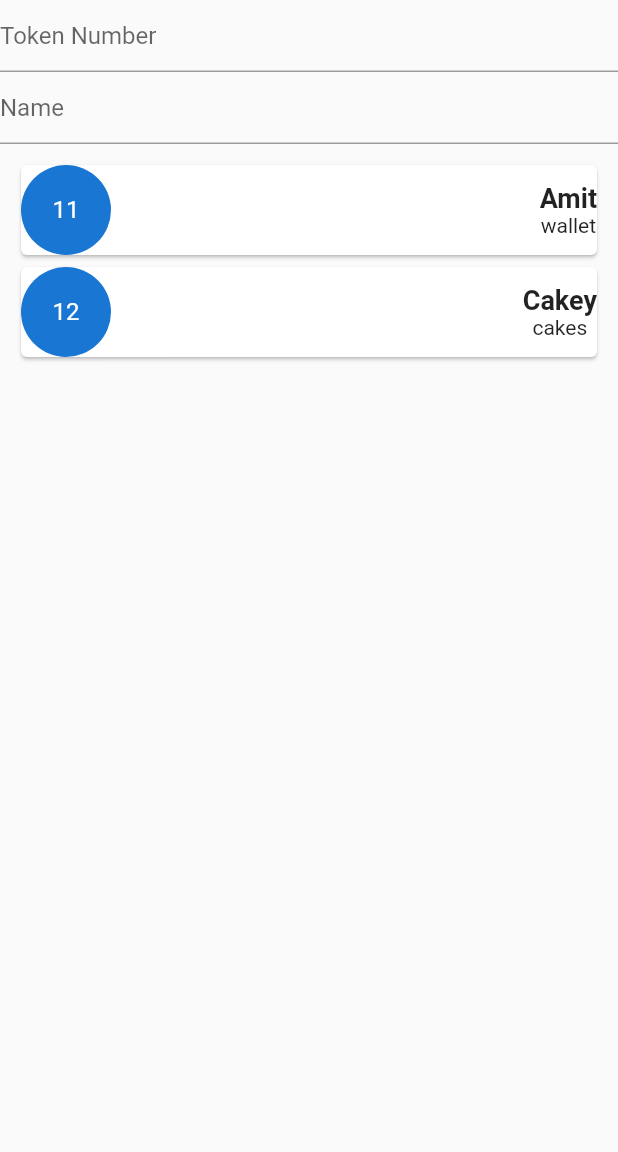
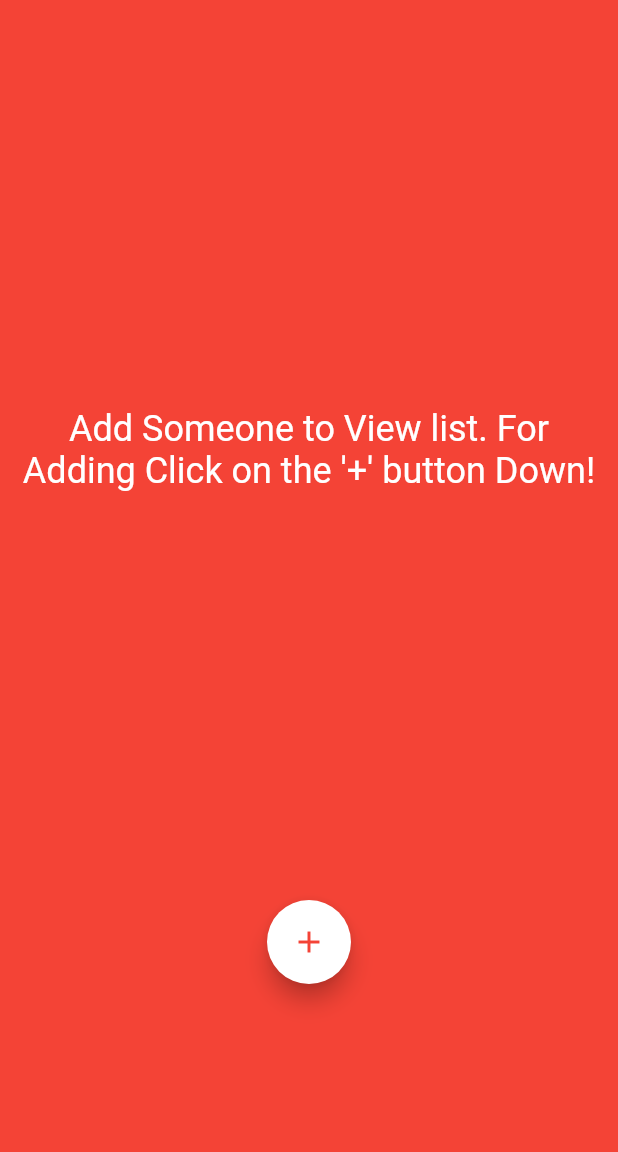
Before and after one commit to amitsindoliya/keeper, a Flutter app: the screen it shows after launch, on a phone screen of 412 x 824 dp, the part 84-1236 px from its top. Run offline on Flutter 3.47's test engine with Material 2 defaults, Android fonts, the phone set to English and light mode, and no system bars; our stand-ins replace image_picker, sqflite; accounts and stored records are empty.

Commit message:
non persistant app done

```diff
--- a/lib/main.dart
+++ b/lib/main.dart
@@ -1,18 +1,19 @@
 import 'package:flutter/material.dart';
-import './models/Entries.dart';
+
+import './widgets/startWidget.dart';
+
 
 void main() => runApp(MyApp());
 
 class MyApp extends StatelessWidget {
+
+
   @override
   Widget build(BuildContext context) {
-    final List<Entries> entriesList = [
-      Entries(11, "Amit", "wallet", DateTime.now()),
-      Entries(12, "Cakey", "cakes", DateTime.now())
-    ];
 
     return MaterialApp(
       title: "keeper",
+
       home: Scaffold(
         appBar: AppBar(
           title: Text("Keeper"),
@@ -20,64 +21,7 @@ class MyApp extends StatelessWidget {
           elevation: 0.0,
         ),
         body: SingleChildScrollView(
-          child: Column(
-            children: <Widget>[
-              TextField(
-                decoration: InputDecoration(
-                  hintText: "Token Number",
-                ),
-              ),
-              TextField(
-                decoration: InputDecoration(
-                  hintText: "Name",
-                ),
-              ),
-              Container(
-                height: 500,
-                padding: EdgeInsets.all(10),
-                child: ListView.builder(
-                  itemBuilder: (ctx, index) {
-                    return Card(
-                      elevation: 1.0,
-                      child: Row(
-                        mainAxisAlignment: MainAxisAlignment.spaceBetween,
-                        children: <Widget>[
-
-                          Container(
-                            height:60,
-                            child: CircleAvatar(
-                              radius: 30,
-                              child: Text(
-                                "${entriesList[index].token}",
-                              ),
-                            ),
-                          ),
-                          Column(
-                            children: <Widget>[
-                              Text(
-                                "${entriesList[index].name}",
-                                style: TextStyle(
-                                  fontSize: 18,
-                                  fontWeight: FontWeight.bold,
-                                ),
-                              ),
-                              Text(
-                                "${entriesList[index].items}",
-                                style: TextStyle(
-                                  fontSize: 14,
-                                ),
-                              ),
-                            ],
-                          ),
-                        ],
-                      ),
-                    );
-                  },
-                  itemCount: entriesList.length,
-                ),
-              )
-            ],
-          ),
+          child: StartWidget(),
         ),
       ),
     );
--- a/lib/models/Entries.dart
+++ b/lib/models/Entries.dart
@@ -1,8 +1,18 @@
-class Entries{
+
+import 'dart:io';
+
+class Entries {
   final int token;
   final String name;
   final DateTime date;
   final String items;
+  final File userImage;
 
-  Entries(this.token,this.name,this.items,this.date);
+  Entries(
+    this.token,
+    this.name,
+    this.items,
+    this.date,
+    this.userImage
+  );
 }
--- /dev/null
+++ b/lib/widgets/entrieslist.dart
@@ -0,0 +1,75 @@
+import 'package:flutter/material.dart';
+
+import './userdetails.dart';
+import '../models/Entries.dart';
+
+class Entrieslist extends StatelessWidget {
+  final List<Entries> entriesList;
+  final Function entryOut;
+  MediaQueryData queryData;
+  Entrieslist(this.entriesList, this.entryOut);
+
+  @override
+  Widget build(BuildContext context) {
+    queryData = MediaQuery.of(context);
+    return Container(
+      width: double.infinity,
+      height: 600,
+      padding: EdgeInsets.all(10),
+      child: (entriesList.length != 0)
+          ? ListView.builder(
+              itemBuilder: (ctx, index) {
+                return Container(
+                  height: queryData.size.height*0.1,
+                  decoration: BoxDecoration(
+                    border: Border.all(color: Colors.white, width: 1),
+                    borderRadius: BorderRadius.circular(10),
+                  ),
+                  padding: EdgeInsets.all(3),
+                  margin: EdgeInsets.all(5),
+                  child: ListTile(
+                    leading: CircleAvatar(
+                      radius: 30,
+                      backgroundImage: FileImage(entriesList[index].userImage),
+                    ),
+                    title: Text(
+                      "${entriesList[index].name}",
+                      style: TextStyle(color: Colors.white),
+                    ),
+                    subtitle: Text(
+                      "Token no: ${entriesList[index].token}",
+                      style: TextStyle(color: Colors.white),
+                    ),
+                    trailing: IconButton(
+                      icon: Icon(
+                        Icons.delete,
+                        color: Colors.white,
+                      ),
+                      onPressed: () => entryOut(entriesList[index].date),
+                    ),
+                    onTap: () {
+                      Navigator.of(context).push(MaterialPageRoute(
+                          builder: (context) => UserDetails(
+                                userDate: entriesList[index].date,
+                                userList: entriesList,
+                                entryOut: entryOut,
+                              )));
+                    },
+                  ),
+                );
+              },
+              itemCount: entriesList.length,
+            )
+          : Center(
+              child:Text(
+                "Add Someone to View list. For Adding Click on the '+' button Down!",
+                textAlign: TextAlign.center,
+                style: TextStyle(
+                  color: Colors.white,
+                  fontSize: 24,
+                ),
+              ),
+            ),
+    );
+  }
+}
--- /dev/null
+++ b/lib/widgets/startWidget.dart
@@ -0,0 +1,79 @@
+import 'package:flutter/material.dart';
+import 'package:path/path.dart' as Path;
+import 'package:sqflite/sqflite.dart';
+
+import '../models/Entries.dart';
+import 'addEntries.dart';
+import 'entrieslist.dart';
+
+class StartWidget extends StatefulWidget {
+  @override
+  _StartWidgetState createState() => _StartWidgetState();
+}
+
+class _StartWidgetState extends State<StartWidget> {
+  final List<Entries> entriesList = [];
+  MediaQueryData queryData;
+
+  void entryIn(token, name, item, date, image) {
+    final newEntry = Entries(
+      int.parse(token),
+      name,
+      item,
+      date,
+      image,
+    );
+    setState(() {
+      entriesList.add(newEntry);
+      print(entriesList);
+    });
+
+    Navigator.of(context).pop();
+  }
+
+  void entryOut(date) {
+    var delIndex = entriesList.indexWhere((entry) => entry.date == date);
+    setState(() {
+      entriesList.removeAt(delIndex);
+      print(entriesList);
+    });
+  }
+
+  void modalScreen(BuildContext ctx) {
+    showModalBottomSheet(
+        shape: RoundedRectangleBorder(
+          borderRadius: BorderRadius.vertical(top: Radius.circular(25.0)),
+        ),
+        backgroundColor: Colors.white,
+        isScrollControlled: true,
+        context: ctx,
+        builder: (ctx) {
+          return Container(
+            height: queryData.size.height*0.7,
+              child: AddEntries(entriesList, entryIn),
+            );
+        });
+  }
+
+  @override
+  Widget build(BuildContext context) {
+    queryData = MediaQuery.of(context);
+    return Container(
+      color: Colors.red,
+      height: queryData.size.height,
+      child: Column(
+        children: <Widget>[
+          Entrieslist(entriesList, entryOut),
+          FloatingActionButton(
+            backgroundColor: Colors.white,
+            child: Icon(
+              Icons.add,
+              color: Colors.red,
+            ),
+            onPressed: () => modalScreen(context),
+          )
+        ],
+      ),
+    );
+  }
+}
--- a/pubspec.yaml
+++ b/pubspec.yaml
@@ -19,6 +19,11 @@ environment:
 dependencies:
   flutter:
     sdk: flutter
+  camera:
+  path_provider:
+  path:
+  image_picker:
+  sqflite:
 
   # The following adds the Cupertino Icons font to your application.
   # Use with the CupertinoIcons class for iOS style icons.
```
Also changed, not shown: lib/widgets/addEntries.dart (added, +152 -0 lines), lib/widgets/userImage.dart (added, +60 -0 lines), lib/widgets/userdetails.dart (added, +98 -0 lines), pubspec.lock, 1 other file.
